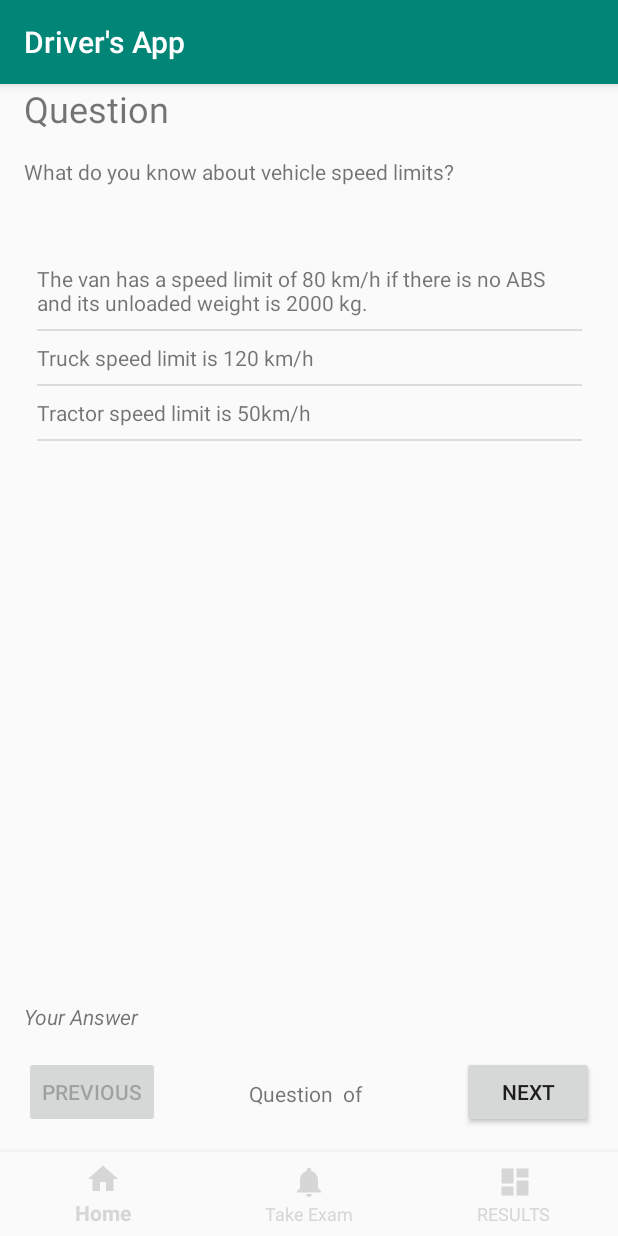
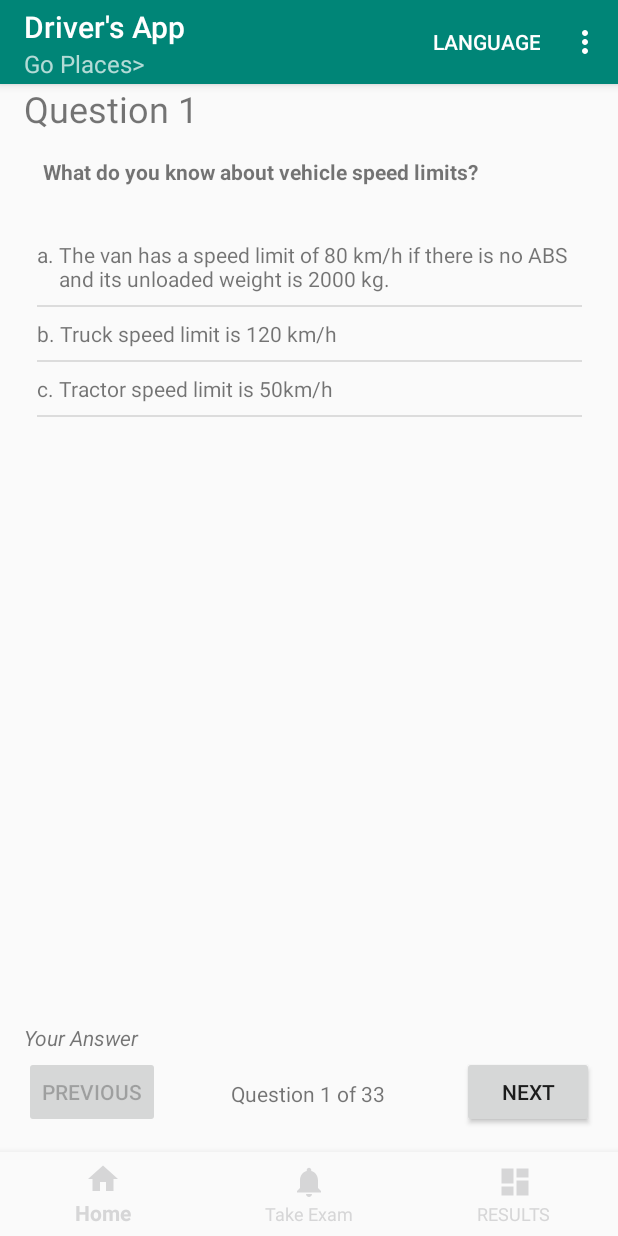
Before and after one commit to tapiopa/Driver-s-Licence-App, an Android app: the screen it shows after launch (ExamActivity), item 2 of the bottom bar chosen, on a phone screen of 412 x 824 dp. Run offline under Robolectric (Android 15) with nearby library versions, the phone set to English and light mode, and no system bars.

Commit message:
Some UI polishing

```diff
--- a/app/src/main/java/tapiopalonemi/fi/driversapp/AnswerAdapter.java
+++ b/app/src/main/java/tapiopalonemi/fi/driversapp/AnswerAdapter.java
@@ -16,7 +16,7 @@ import java.util.ArrayList;
 
 class AnswerAdapter extends ArrayAdapter<Answer> {
 
-    public AnswerAdapter(Context context,  @NotNull ArrayList<Answer> answers) {
+    public AnswerAdapter(Context context, @NotNull ArrayList<Answer> answers) {
         super(context, 0, answers);
     }
 
@@ -30,6 +30,10 @@ class AnswerAdapter extends ArrayAdapter<Answer> {
         }
         TextView chosenAnswer = convertView.findViewById(R.id.chosen_answer);
         TextView answerString = convertView.findViewById(R.id.answer_string);
+        TextView indexString = convertView.findViewById(R.id.abc);
+        TextView usersAnswerView = parent.getRootView().findViewById(R.id.user_answer);
+//        parent.getRootView()
+
         answerString.setPadding(0, 12, 0, 12);
 //        TextView userAnswer = parent.findViewById(R.id.user_answer);
 
@@ -37,7 +41,7 @@ class AnswerAdapter extends ArrayAdapter<Answer> {
 //        chosenAnswer.setText(R.string.sym_right);
 
         if (answer.getQuestion().isAnswered() &&
-            answer.getQuestion().getChosenAnswer().getAnswerID() == answer.getAnswerID()) {
+                answer.getQuestion().getChosenAnswer().getAnswerID() == answer.getAnswerID()) {
 //            Log.i("ANSWER ADAPTER", "answer: " + answer.getAnswerID());
 //            Log.i("ANSWER ADAPTER", "answer.question.chosenAnswer: " + answer.getQuestion().getQuestionID());
 //            Log.i("ANSWER ADAPTER", "answer.question.chosenAnswer: " + answer.getQuestion().getChosenAnswer().getAnswerID());
@@ -45,16 +49,63 @@ class AnswerAdapter extends ArrayAdapter<Answer> {
 //            chosenAnswer.setTextColor(Color.GREEN);
             chosenAnswer.setText(R.string.sym_right);
 //            userAnswer.setText(answer.getAnswerString());
+            if (usersAnswerView != null) {
+                usersAnswerView.setText(convertToAlphabet(position));
+            }
             Log.i("ANSWER ADAPTER", "chosen answer: " + answer.getAnswerID());
         } else {
 //            chosenAnswer.setTextColor(Color.WHITE);
 //            chosenAnswer.setText(R.string.sym_right);
-            Log.i("ANSWER ADAPTER", "not this answer: " + answer.getAnswerID());
+//            Log.i("ANSWER ADAPTER", "not this answer: " + answer.getAnswerID());
         }
-        answerString.setText(answer.getAnswerString() + "  ");
+        indexString.setText(convertToAlphabet(position));
+        String answerText = answer.getAnswerString() + "  ";
+        answerString.setText(answerText);
 //        markAnswer(position, convertView, parent);
 
         return convertView;
+    }
+
+    private String convertToAlphabet(int position) {
+        String result = "";
+        if (position >= 0 && position < 10) {
+            switch (position) {
+                case 0:
+                    result += "a";
+                    break;
+                case 1:
+                    result += "b";
+                    break;
+                case 2:
+                    result += "c";
+                    break;
+                case 3:
+                    result += "d";
+                    break;
+                case 4:
+                    result += "e";
+                    break;
+                case 5:
+                    result += "f";
+                    break;
+                case 6:
+                    result += "g";
+                    break;
+                case 7:
+                    result += "h";
+                    break;
+                case 8:
+                    result += "i";
+                    break;
+                case 9:
+                    result += "a";
+                    break;
+                default:
+                    return result;
+            }
+            result += ". ";
+        }
+        return result;
     }
 
 //    public void markAnswer(int position, View convertView, ViewGroup parent) {
@@ -80,4 +131,4 @@ class AnswerAdapter extends ArrayAdapter<Answer> {
 //        }
 //
 //    }
-}
+}//class
--- a/app/src/main/java/tapiopalonemi/fi/driversapp/LanguageHelper.java
+++ b/app/src/main/java/tapiopalonemi/fi/driversapp/LanguageHelper.java
@@ -15,6 +15,8 @@ public class LanguageHelper {
         String locale = primaryLocale.getDisplayName();
         if (locale.contains("नेपाली")) {
             convert(number);
+        } else {
+            result = Integer.toString(number);
         }
         return result;
 
--- a/app/src/main/java/tapiopalonemi/fi/driversapp/MainActivity.java
+++ b/app/src/main/java/tapiopalonemi/fi/driversapp/MainActivity.java
@@ -3,15 +3,15 @@ package tapiopalonemi.fi.driversapp;
 import android.content.Intent;
 import android.content.res.Configuration;
 import android.content.res.Resources;
-import android.graphics.Bitmap;
-import android.graphics.Canvas;
+//import android.graphics.Bitmap;
+//import android.graphics.Canvas;
 import android.os.Bundle;
 import android.support.annotation.NonNull;
 import android.support.design.widget.BottomNavigationView;
+import android.support.v7.app.ActionBar;
 import android.support.v7.app.AppCompatActivity;
 import android.util.DisplayMetrics;
 import android.util.Log;
-//import android.view.Menu;
 import android.view.Menu;
 import android.view.MenuInflater;
 import android.view.MenuItem;
@@ -86,7 +86,9 @@ public class MainActivity extends AppCompatActivity {
         super.onCreate(savedInstanceState);
         setContentView(R.layout.activity_main);
 
-
+        ActionBar actionBar = getSupportActionBar();
+        actionBar.setSubtitle("Go Places>");
+        actionBar.setHomeButtonEnabled(true);
 
 
         mTextMessage = findViewById(R.id.message);
--- a/app/src/main/res/layout/activity_exam.xml
+++ b/app/src/main/res/layout/activity_exam.xml
@@ -32,17 +32,20 @@
     <TextView
         android:id="@+id/questionString"
         android:layout_width="355dp"
-        android:layout_height="63dp"
+        android:layout_height="47dp"
         android:layout_marginStart="16dp"
         android:layout_marginTop="16dp"
+        android:layout_marginEnd="16dp"
         android:text="Question String"
+        android:textStyle="bold"
+        app:layout_constraintEnd_toEndOf="parent"
         app:layout_constraintStart_toStartOf="parent"
         app:layout_constraintTop_toBottomOf="@+id/questionTitle" />
 
     <ListView
         android:id="@+id/answerList"
         android:layout_width="363dp"
-        android:layout_height="201dp"
+        android:layout_height="144dp"
         android:layout_marginStart="16dp"
         android:layout_marginEnd="16dp"
         app:layout_constraintEnd_toEndOf="parent"
@@ -118,7 +121,7 @@
         android:layout_width="wrap_content"
         android:layout_height="20dp"
         android:layout_marginStart="16dp"
-        android:layout_marginBottom="16dp"
+        android:layout_marginBottom="2dp"
         android:text="@string/title_your_answer"
         android:textAlignment="center"
         android:textStyle="italic"
@@ -127,10 +130,9 @@
 
     <TextView
         android:id="@+id/user_answer"
-        android:layout_width="258dp"
-        android:layout_height="29dp"
+        android:layout_width="323dp"
+        android:layout_height="28dp"
         android:layout_marginStart="16dp"
-        android:layout_marginBottom="6dp"
         android:text="ANSWER"
         android:textColor="@color/colorAccent"
         android:textSize="24sp"
@@ -141,13 +143,13 @@
     <ImageView
         android:id="@+id/imageView"
         android:layout_width="371dp"
-        android:layout_height="185dp"
+        android:layout_height="205dp"
         android:layout_marginStart="16dp"
+        android:layout_marginTop="8dp"
         android:layout_marginEnd="16dp"
-        android:layout_marginBottom="16dp"
-        app:layout_constraintBottom_toTopOf="@+id/user_answer_title"
         app:layout_constraintEnd_toEndOf="parent"
         app:layout_constraintStart_toStartOf="parent"
+        app:layout_constraintTop_toBottomOf="@+id/answerList"
         tools:srcCompat="@tools:sample/avatars" />
 
 
--- a/app/src/main/res/layout/activity_main.xml
+++ b/app/src/main/res/layout/activity_main.xml
@@ -22,12 +22,14 @@
         android:id="@+id/buttonExam"
         android:layout_width="wrap_content"
         android:layout_height="wrap_content"
-        android:layout_marginStart="160dp"
+        android:layout_marginStart="59dp"
+        android:layout_marginEnd="59dp"
         android:layout_marginBottom="124dp"
         android:onClick="buttonToExam"
         android:text="@string/button_results"
         android:visibility="visible"
         app:layout_constraintBottom_toBottomOf="parent"
+        app:layout_constraintEnd_toEndOf="parent"
         app:layout_constraintStart_toStartOf="parent" />
 
     <Button
--- a/app/src/main/res/layout/item_answer.xml
+++ b/app/src/main/res/layout/item_answer.xml
@@ -2,6 +2,12 @@
 <LinearLayout xmlns:android="http://schemas.android.com/apk/res/android"
     android:layout_width="match_parent"
     android:layout_height="match_parent" >
+
+    <TextView
+        android:id="@+id/abc"
+        android:text="a. "
+        android:layout_width="wrap_content"
+        android:layout_height="wrap_content" />
 
     <TextView
         android:id="@+id/answer_string"
```
Also changed, not shown: app/src/main/java/tapiopalonemi/fi/driversapp/ExamActivity.java (+108 -2 lines), app/src/main/java/tapiopalonemi/fi/driversapp/ResultsActivity.java (+5 -2 lines).
